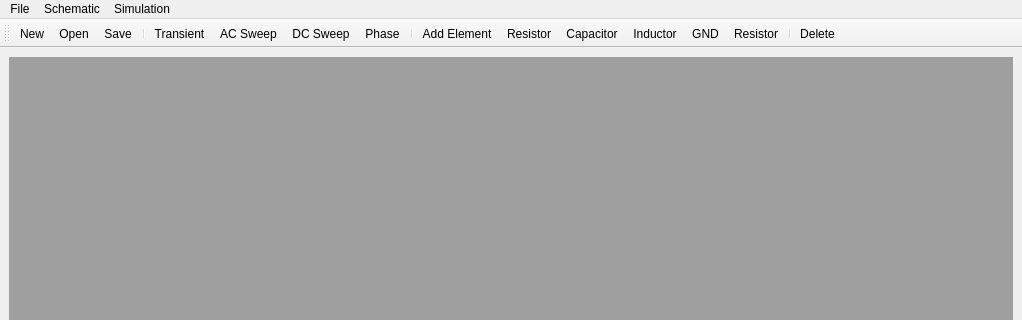
This is mainwindow.ui in ArmanHaghighi/Spice as Qt 5 draws it before an edit; both pictures show x 0 to 1022 and y 0 to 320 of the 1022 by 694 pixel window. The edited form follows.
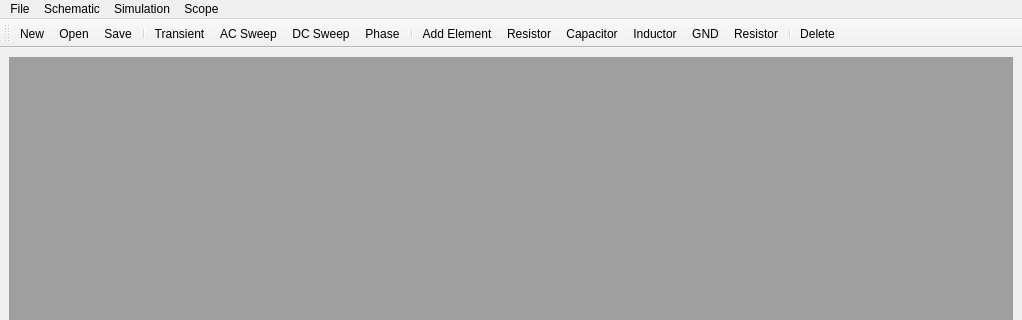
This is the edited form. Icons and pictures are not drawn. Custom widgets are drawn as their Qt base class.

Commit message: Scope almost done

The edit to the form file:
```diff
--- a/mainwindow.ui
+++ b/mainwindow.ui
@@ -54,7 +54,7 @@
      <x>0</x>
      <y>0</y>
      <width>1022</width>
-     <height>17</height>
+     <height>21</height>
     </rect>
    </property>
    <widget class="QMenu" name="menuFile">
@@ -87,9 +87,19 @@
     <addaction name="separator"/>
     <addaction name="actionDelete"/>
    </widget>
+   <widget class="QMenu" name="menuScope">
+    <property name="title">
+     <string>Scope</string>
+    </property>
+    <addaction name="actionCursor"/>
+    <addaction name="actionAdd_Cursor"/>
+    <addaction name="actionRemove_Cursor"/>
+    <addaction name="actionSnap"/>
+   </widget>
    <addaction name="menuFile"/>
    <addaction name="menuSchematic"/>
    <addaction name="menuSimulation"/>
+   <addaction name="menuScope"/>
   </widget>
   <widget class="QStatusBar" name="statusbar"/>
   <widget class="QToolBar" name="toolBar">
@@ -282,6 +292,12 @@
    <extends>QGraphicsView</extends>
    <header location="global">mainwindow.h</header>
   </customwidget>
+  <customwidget>
+   <class>QCustomPlot</class>
+   <extends>QWidget</extends>
+   <header>qcustomplot.h</header>
+   <container>1</container>
+  </customwidget>
  </customwidgets>
  <tabstops>
   <tabstop>schematicView</tabstop>
```
Left out of the diff: 38 changed lines with no effect on the pictures. The commit also changes 5 other files.
